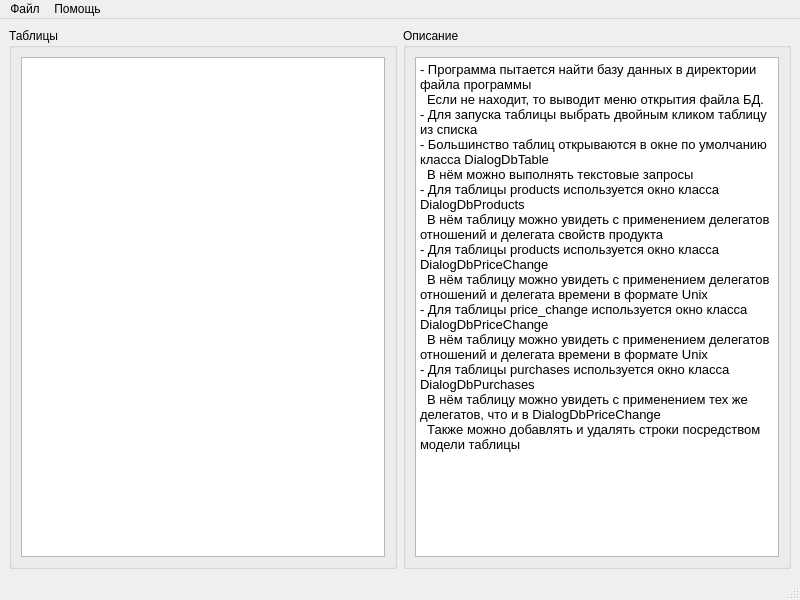
Before: the Qt Designer form MainWindow.ui in OwlProjects/D3Task_Goods, drawn with Qt 5.
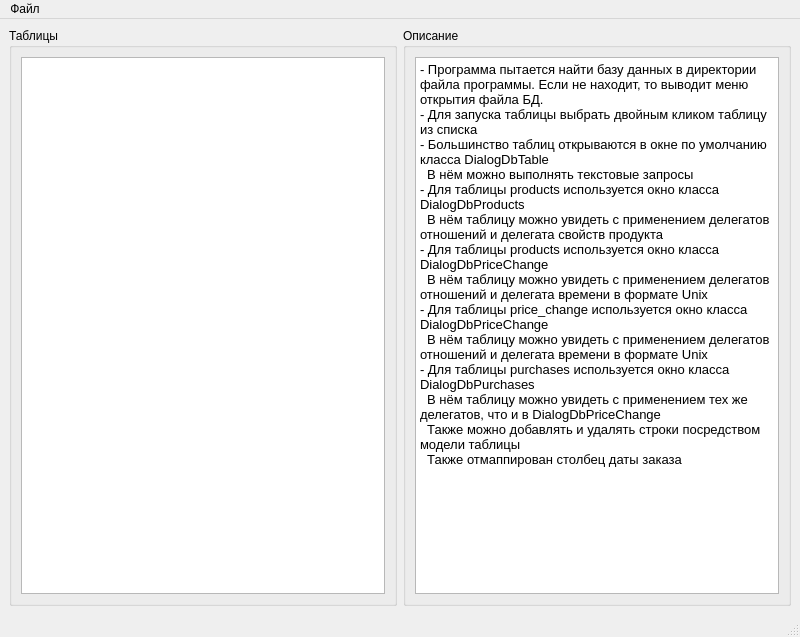
After: the same form once the commit is applied.

Commit message: Добавлено редактирование даты в DialogDbPurchases через QDataWidgetMapper

Patch:
```diff
--- a/MainWindow.ui
+++ b/MainWindow.ui
@@ -7,7 +7,7 @@
     <x>0</x>
     <y>0</y>
     <width>800</width>
-    <height>600</height>
+    <height>637</height>
    </rect>
   </property>
   <property name="windowTitle">
@@ -48,8 +48,7 @@
           <bool>true</bool>
          </property>
          <property name="plainText">
-          <string>- Программа пытается найти базу данных в директории файла программы 
-  Если не находит, то выводит меню открытия файла БД. 
+          <string>- Программа пытается найти базу данных в директории файла программы. Если не находит, то выводит меню открытия файла БД. 
 - Для запуска таблицы выбрать двойным кликом таблицу из списка
 - Большинство таблиц открываются в окне по умолчанию класса DialogDbTable
   В нём можно выполнять текстовые запросы
@@ -61,7 +60,8 @@
   В нём таблицу можно увидеть с применением делегатов отношений и делегата времени в формате Unix
 - Для таблицы purchases используется окно класса DialogDbPurchases
   В нём таблицу можно увидеть с применением тех же делегатов, что и в DialogDbPriceChange
-  Также можно добавлять и удалять строки посредством модели таблицы</string>
+  Также можно добавлять и удалять строки посредством модели таблицы
+  Также отмаппирован столбец даты заказа</string>
          </property>
         </widget>
        </item>
@@ -85,13 +85,7 @@
     </property>
     <addaction name="action"/>
    </widget>
-   <widget class="QMenu" name="menu">
-    <property name="title">
-     <string>Помощь</string>
-    </property>
-   </widget>
    <addaction name="menuFile"/>
-   <addaction name="menu"/>
   </widget>
   <widget class="QStatusBar" name="statusbar"/>
   <action name="action">
```
The commit also changes 11 other files.
